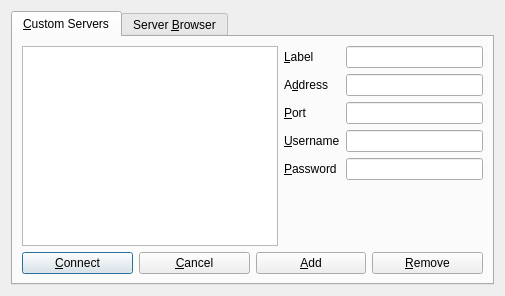
Old version of the form src/mumble/ConnectDialog.ui in the repository mumble-voip/mumble.
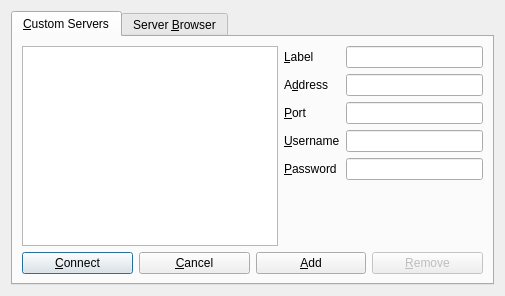
New version of the form.

Commit message: Make "Remove" disabled if there are no entries in the server list.

```diff
--- a/src/mumble/ConnectDialog.ui
+++ b/src/mumble/ConnectDialog.ui
@@ -148,6 +148,9 @@
          </item>
          <item>
           <widget class="QPushButton" name="qpbRemove" >
+           <property name="enabled" >
+            <bool>false</bool>
+           </property>
            <property name="text" >
             <string>&amp;Remove</string>
            </property>
```
